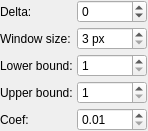
The window that src/core/filters/output/OptionsWidgetBinarizationWolf.ui (2ndmax/scantailor-ocr) describes before a commit, drawn with Qt 5.
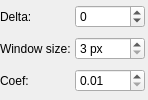
The same window after the commit.

Commit message: Binarization: colored dimming and bounds for all methods; aligned fields

What changed in the file:
```diff
--- a/src/core/filters/output/OptionsWidgetBinarizationWolf.ui
+++ b/src/core/filters/output/OptionsWidgetBinarizationWolf.ui
@@ -87,53 +87,13 @@
       </widget>
      </item>
      <item row="2" column="0">
-      <widget class="QLabel" name="lowerBoundLabel">
-       <property name="text">
-        <string>Lower bound:</string>
-       </property>
-      </widget>
-     </item>
-     <item row="2" column="1">
-      <widget class="QSpinBox" name="lowerBound">
-       <property name="toolTip">
-        <string>The minimum possible gray level that can be made white.</string>
-       </property>
-       <property name="minimum">
-        <number>1</number>
-       </property>
-       <property name="maximum">
-        <number>254</number>
-       </property>
-      </widget>
-     </item>
-     <item row="3" column="0">
-      <widget class="QLabel" name="upperBoundLabel">
-       <property name="text">
-        <string>Upper bound:</string>
-       </property>
-      </widget>
-     </item>
-     <item row="3" column="1">
-      <widget class="QSpinBox" name="upperBound">
-       <property name="toolTip">
-        <string>The maximum possible gray level that can be made black.</string>
-       </property>
-       <property name="minimum">
-        <number>1</number>
-       </property>
-       <property name="maximum">
-        <number>254</number>
-       </property>
-      </widget>
-     </item>
-     <item row="4" column="0">
       <widget class="QLabel" name="wolfCoefLabel">
        <property name="text">
         <string>Coef:</string>
        </property>
       </widget>
      </item>
-     <item row="4" column="1">
+     <item row="2" column="1">
       <widget class="QDoubleSpinBox" name="wolfCoef">
        <property name="toolTip">
         <string>Default value is 0.3.</string>
```
Left out of the diff: 2 changed lines with no effect on the pictures. The commit also changes 33 other files.
